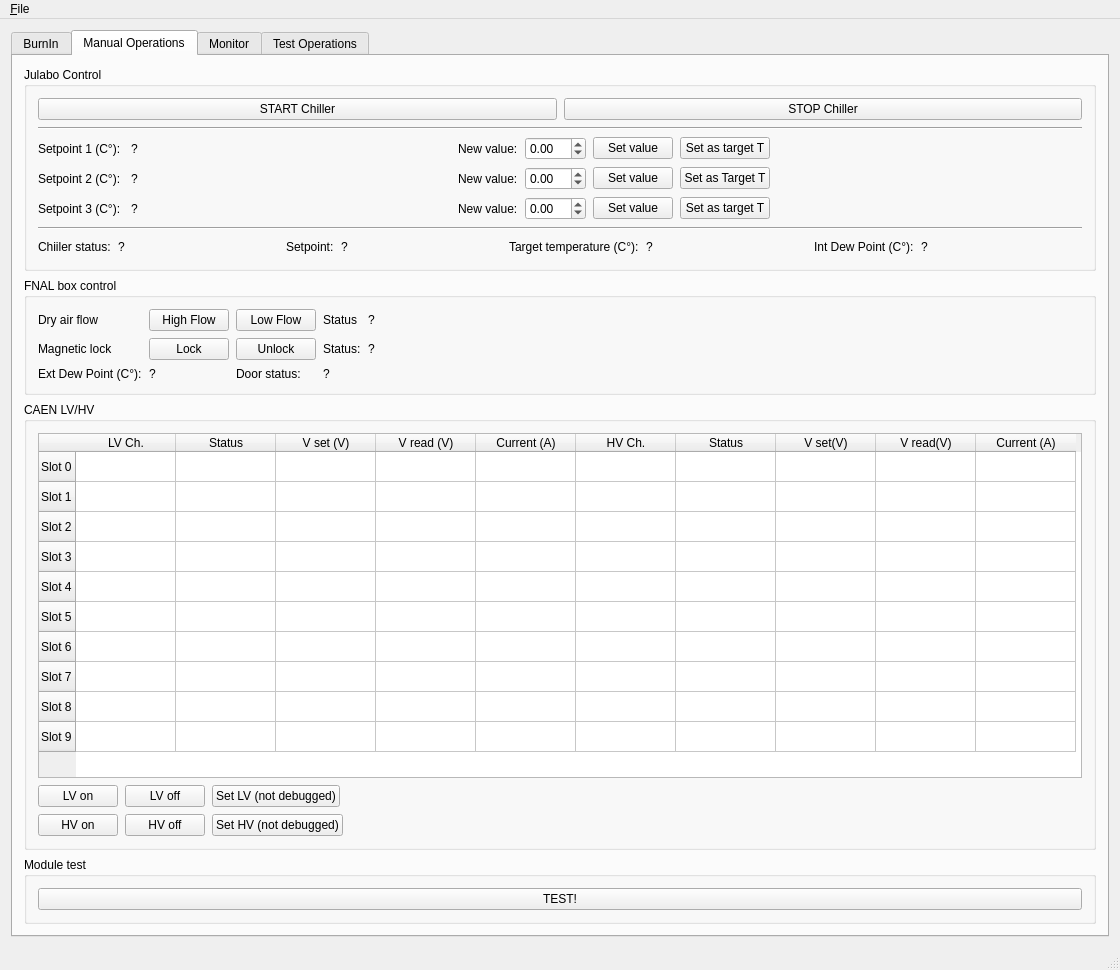
Qt form GUI.ui (pisaoutertracker/BurnIn_Controller) before a commit.
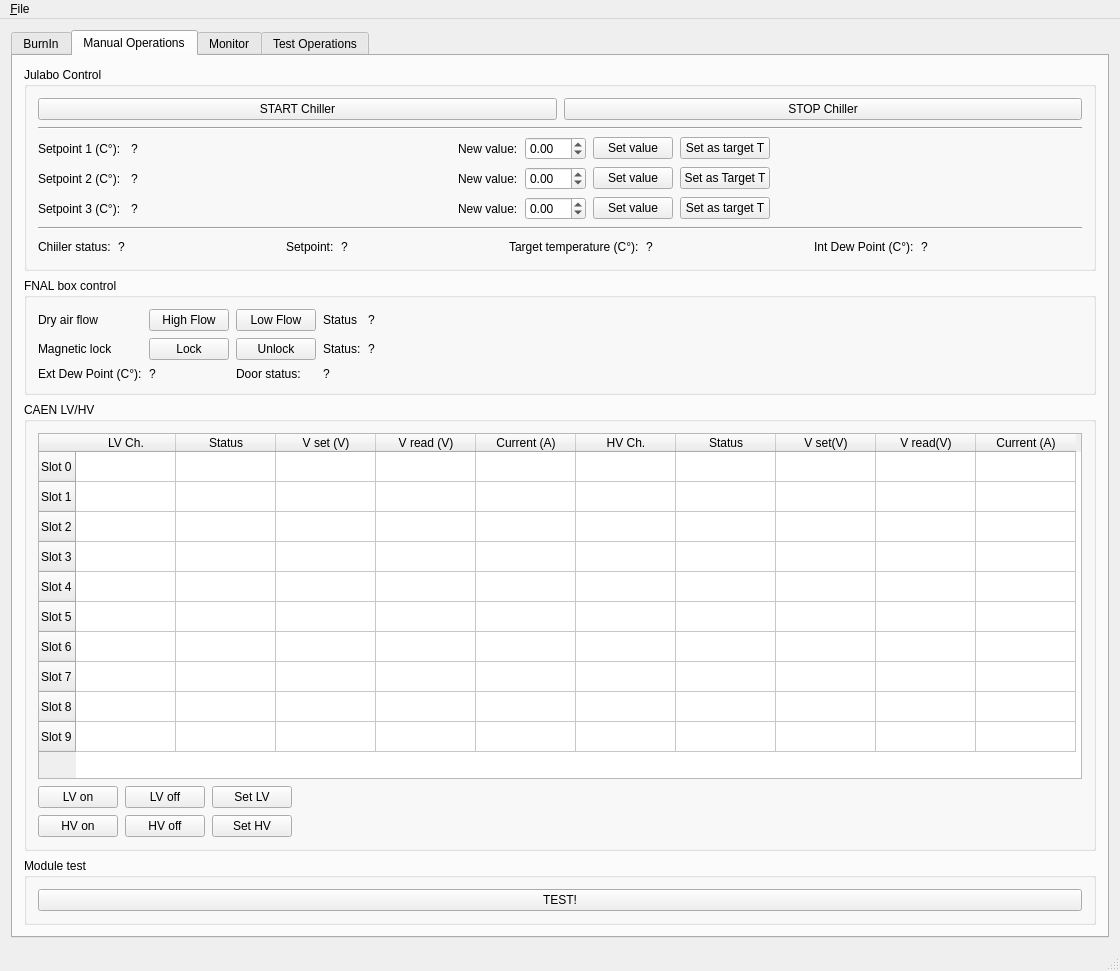
The same form after that commit. The open tabs and pages were chosen to show the change. Icons and pictures are not drawn. Custom widgets are drawn as their Qt base class.

```diff
--- a/GUI.ui
+++ b/GUI.ui
@@ -10,7 +10,7 @@
     <x>0</x>
     <y>0</y>
     <width>1120</width>
-    <height>970</height>
+    <height>971</height>
    </rect>
   </property>
   <property name="font">
@@ -717,7 +717,7 @@
              <item>
               <widget class="QPushButton" name="Ctrl_LVSet_btn">
                <property name="text">
-                <string>Set LV (not debugged)</string>
+                <string>Set LV</string>
                </property>
               </widget>
              </item>
@@ -755,7 +755,7 @@
              <item>
               <widget class="QPushButton" name="Ctrl_HVSet_btn">
                <property name="text">
-                <string>Set HV (not debugged)</string>
+                <string>Set HV</string>
                </property>
               </widget>
              </item>
```
Left out of the diff: 2 changed lines with no effect on the pictures.
